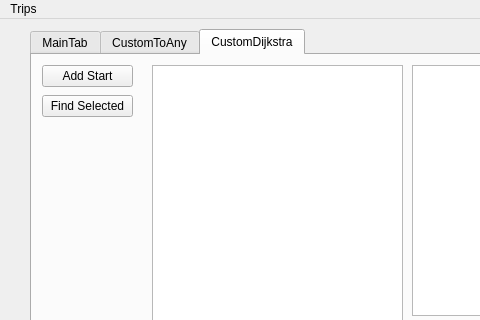
Savant-sys/College-Touring, file CollegeTouring/mainwindow.ui: the form before one commit; both pictures show x 0 to 480 and y 0 to 320 of the 1341 by 710 pixel window.
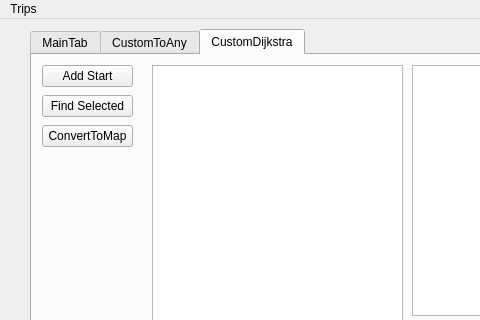
The form after the commit. The open tabs and pages were chosen to show the change.

Commit message: running but incomplete CustomDijkstra

```diff
--- a/CollegeTouring/mainwindow.ui
+++ b/CollegeTouring/mainwindow.ui
@@ -254,6 +254,19 @@
          </rect>
         </property>
        </widget>
+       <widget class="QPushButton" name="CustomConvert_2">
+        <property name="geometry">
+         <rect>
+          <x>10</x>
+          <y>70</y>
+          <width>91</width>
+          <height>22</height>
+         </rect>
+        </property>
+        <property name="text">
+         <string>ConvertToMap</string>
+        </property>
+       </widget>
       </widget>
      </widget>
     </widget>
@@ -275,7 +288,7 @@
      <enum>Qt::ScrollBarAlwaysOff</enum>
     </property>
    </widget>
-   <widget class="QWidget" name="">
+   <widget class="QWidget" name="layoutWidget">
     <property name="geometry">
      <rect>
       <x>150</x>
@@ -308,7 +321,7 @@
      </item>
     </layout>
    </widget>
-   <widget class="QWidget" name="">
+   <widget class="QWidget" name="layoutWidget">
     <property name="geometry">
      <rect>
       <x>20</x>
```
Left out of the diff: 15 changed lines with no effect on the pictures. The commit also changes 5 other files.
